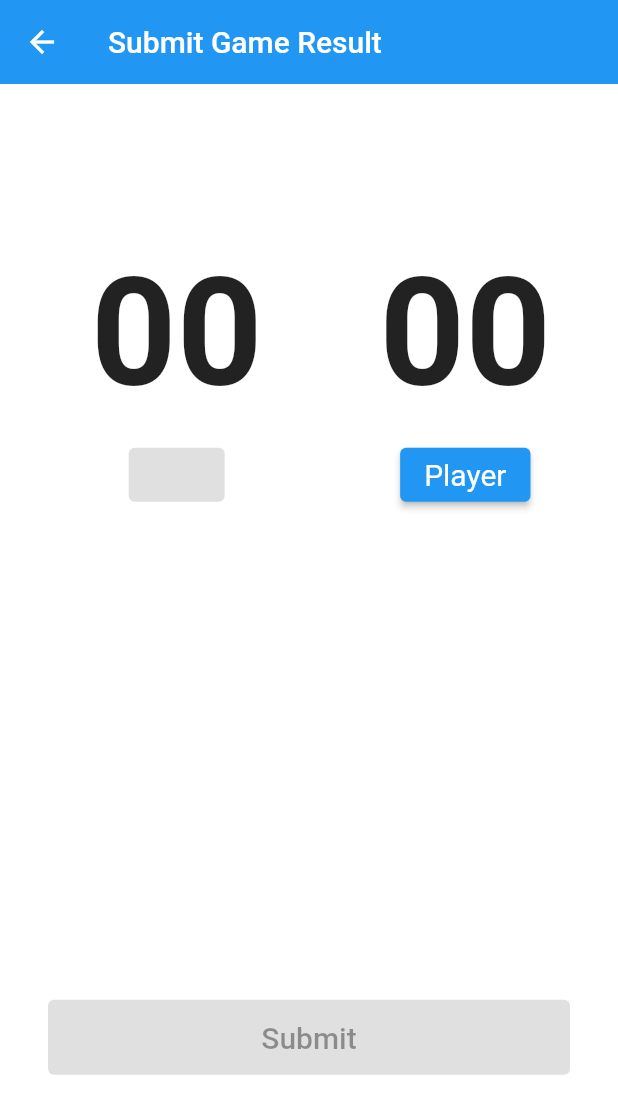
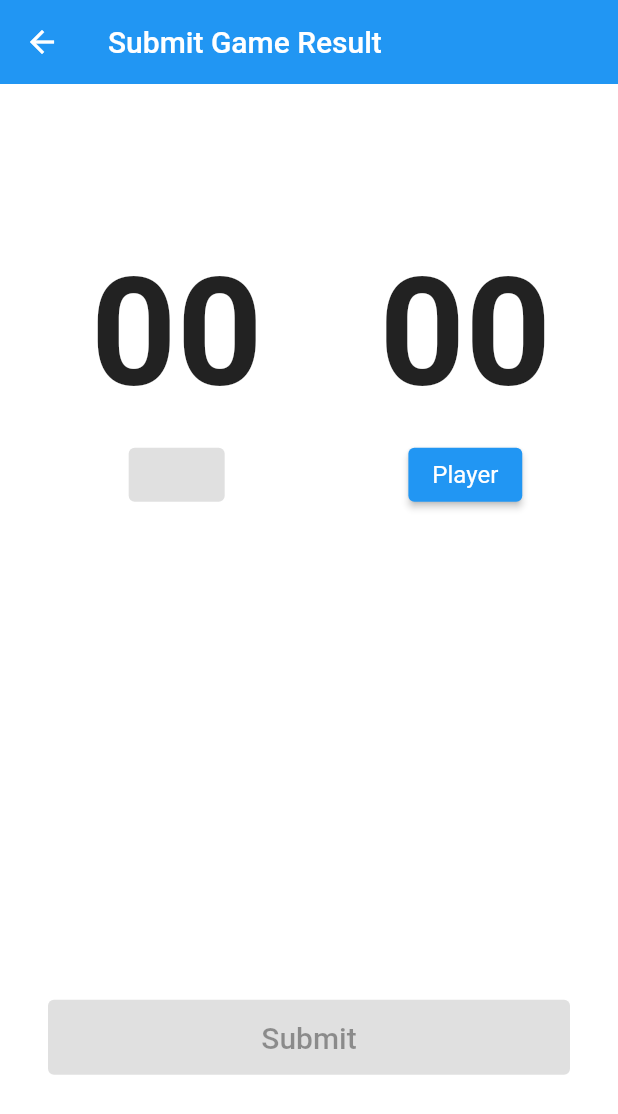
Before and after one commit to dan-supetree/tak_gg_client, a Flutter app: the ResultSubmitScreen screen opened directly, on a phone screen of 412 x 824 dp. Shown: the top 1114 px of the screen. Run offline on Flutter 3.47's test engine with Material 2 defaults, Android fonts, the light colour scheme and no system bars; our stand-ins replace flutter_svg, get, shared_preferences; missing offline and left inert: flutter_material_pickers; accounts and stored records are empty; network calls fail.

Commit message:
style: adjust user select button fontSize to 16

```diff
--- a/lib/screens/result_submit_screen.dart
+++ b/lib/screens/result_submit_screen.dart
@@ -141,7 +141,7 @@ class _ResultSubmitScreenState extends State<ResultSubmitScreen> {
                           onPressed: null,
                           child: Text(userController.displayName,
                               style: const TextStyle(
-                                  fontSize: 20,
+                                  fontSize: 16,
                                   fontWeight: FontWeight.w400,
                                   color: Colors.black)),
                         )
@@ -178,7 +178,7 @@ class _ResultSubmitScreenState extends State<ResultSubmitScreen> {
                                   ? selected?.displayName ?? ''
                                   : 'Player',
                               style: const TextStyle(
-                                fontSize: 20,
+                                fontSize: 16,
                                 fontWeight: FontWeight.w400,
                                 color: Colors.white,
                               )),
```
